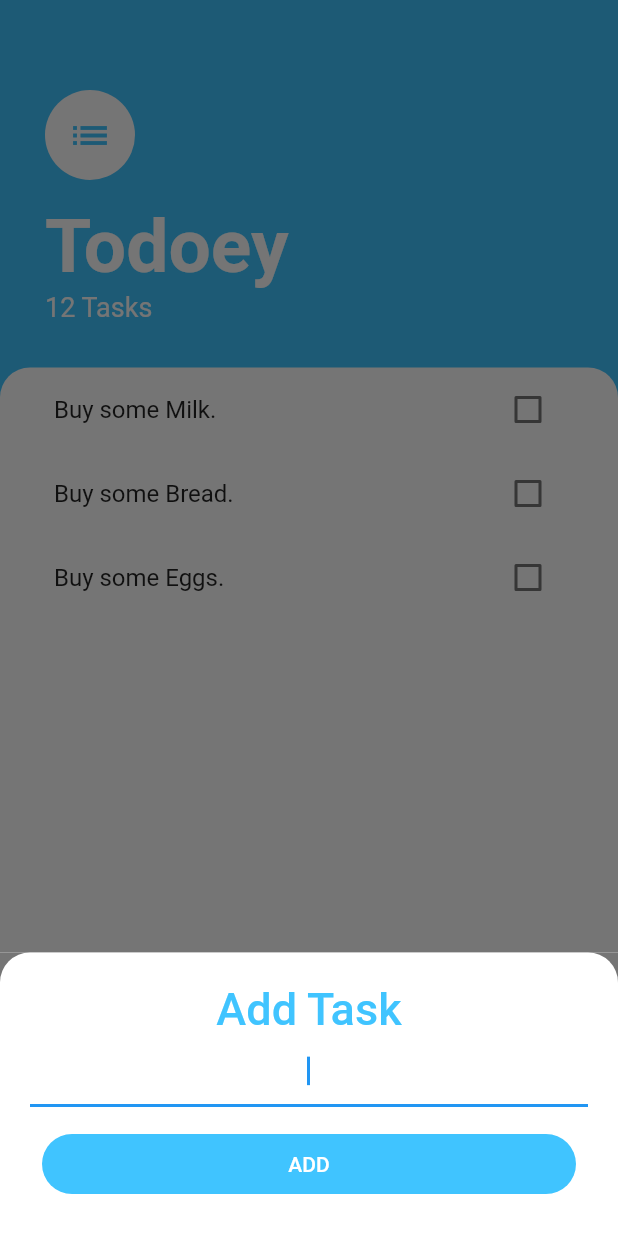
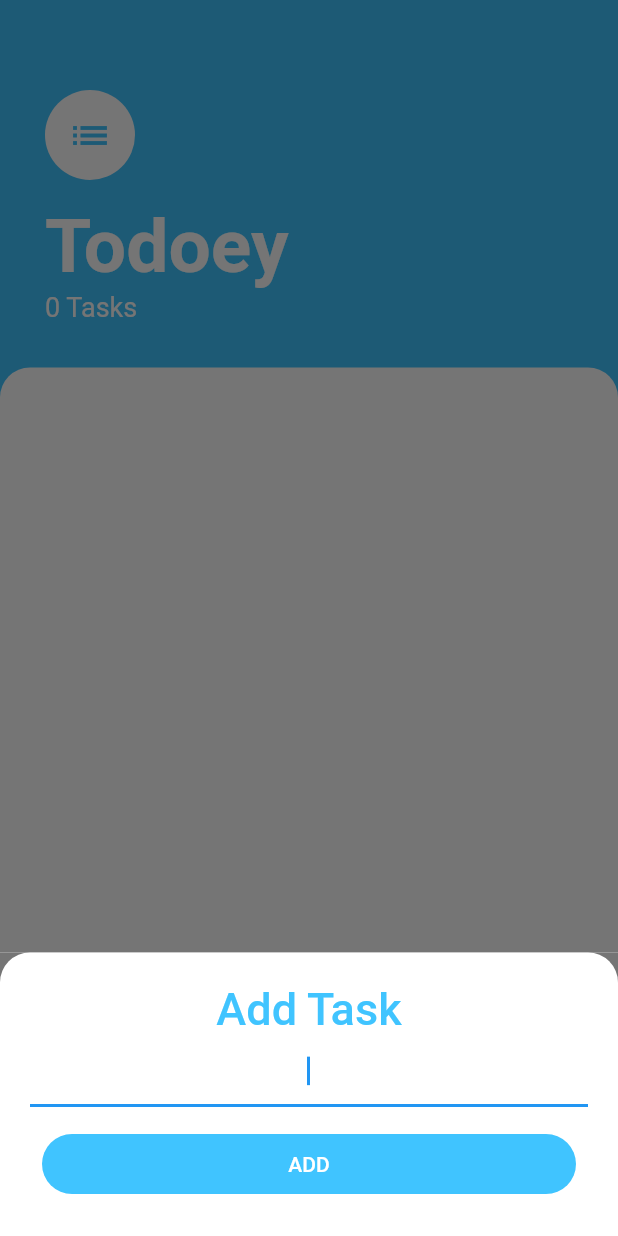
Before and after one commit to Aniketgoyal291/todoeyApp, a Flutter app: the screen it shows after launch, after a tap on the "add" icon, on a phone screen of 412 x 824 dp. Run offline on Flutter 3.47's test engine with Material 2 defaults, Android fonts, the phone set to English and light mode, and no system bars.

Commit message:
lifted the state and added add task functionality

```diff
--- a/lib/screens/add_task_screen.dart
+++ b/lib/screens/add_task_screen.dart
@@ -1,10 +1,15 @@
 import 'package:flutter/material.dart';
+import 'tasks_screen.dart';
 
 class AddTaskScreen extends StatelessWidget {
-  const AddTaskScreen({super.key});
+  final Function addTaskCallback;
+
+  const AddTaskScreen({super.key, required this.addTaskCallback});
 
   @override
   Widget build(BuildContext context) {
+    late String newTaskTitle;
+
     return Container(
       color: const Color(0xff757575),
       child: Container(
@@ -26,12 +31,15 @@ class AddTaskScreen extends StatelessWidget {
                 fontWeight: FontWeight.w500,
               ),
             ),
-            const TextField(
+            TextField(
               autofocus: true, // automatically bring up keyboard
               textAlign: TextAlign.center,
-              style: TextStyle(
+              style: const TextStyle(
                 color: Colors.black,
               ),
+              onChanged: (newValue) {
+                newTaskTitle = newValue;
+              },
             ),
             const SizedBox(height: 10),
             TextButton(
@@ -50,7 +58,10 @@ class AddTaskScreen extends StatelessWidget {
                   ),
                 ),
               ),
-              onPressed: () {},
+              onPressed: () {
+                addTaskCallback(newTaskTitle);
+                Navigator.pop(context);
+              },
             )
           ],
         ),
--- a/lib/screens/tasks_screen.dart
+++ b/lib/screens/tasks_screen.dart
@@ -1,20 +1,18 @@
 import 'package:flutter/material.dart';
 import 'package:todoey_flutter/widgets/tasks_list.dart';
 import 'add_task_screen.dart';
+import 'package:todoey_flutter/models/task.dart';
 
-class TasksScreen extends StatelessWidget {
-  const TasksScreen({super.key});
+class TasksScreen extends StatefulWidget {
+  TasksScreen({super.key});
 
-  // We modified this function to the one down below
-  // Widget buildBottomSheet(BuildContext context) {
-  //   return Container(
-  //     color: const Color(0xff757575),
-  //   );
-  // }
+  List<Task> tasks = [];
 
-  // directly implemented in line 28
-  // Widget buildBottomSheetContainer(context) => const AddTaskScreen();
+  @override
+  State<TasksScreen> createState() => _TasksScreenState();
+}
 
+class _TasksScreenState extends State<TasksScreen> {
   @override
   Widget build(BuildContext context) {
     return Scaffold(
@@ -29,7 +27,11 @@ class TasksScreen extends StatelessWidget {
               child: Container(
                 padding: EdgeInsets.only(
                     bottom: MediaQuery.of(context).viewInsets.bottom),
-                child: const AddTaskScreen(),
+                child: AddTaskScreen(addTaskCallback: (addtasktitle) {
+                  setState(() {
+                    widget.tasks.add(Task(name: addtasktitle));
+                  });
+                }),
               ),
             ),
           );
@@ -67,9 +69,9 @@ class TasksScreen extends StatelessWidget {
                     fontWeight: FontWeight.w700,
                   ),
                 ),
-                const Text(
-                  '12 Tasks',
-                  style: TextStyle(
+                Text(
+                  '${widget.tasks.length} Tasks',
+                  style: const TextStyle(
                     color: Colors.white,
                     fontSize: 18,
                   ),
@@ -87,7 +89,9 @@ class TasksScreen extends StatelessWidget {
                   topLeft: Radius.circular(20),
                 ),
               ),
-              child: TasksList(),
+              child: TasksList(
+                tasks: widget.tasks,
+              ),
             ),
           ),
         ],
--- a/lib/widgets/tasks_list.dart
+++ b/lib/widgets/tasks_list.dart
@@ -3,28 +3,27 @@ import 'task_tile.dart';
 import 'package:todoey_flutter/models/task.dart';
 
 class TasksList extends StatefulWidget {
+  TasksList({required this.tasks});
+
+  final List<Task> tasks;
+
   @override
   State<TasksList> createState() => _TasksListState();
 }
 
 class _TasksListState extends State<TasksList> {
-  List<Task> tasks = [
-    Task(name: 'Buy some Milk.'),
-    Task(name: 'Buy some Bread.'),
-    Task(name: 'Buy some Eggs.'),
-  ];
-
+  // List<Task> tasks = [
   @override
   Widget build(BuildContext context) {
     return ListView.builder(
-      itemCount: tasks.length,
+      itemCount: widget.tasks.length,
       itemBuilder: (context, index) {
         return TaskTile(
-          isChecked: tasks[index].isDone,
-          taskTitle: tasks[index].name,
-          toggleCheckBox: (bool? newValue) {
+          isChecked: widget.tasks[index].isDone,
+          taskTitle: widget.tasks[index].name,
+          toggleCheckBox: (newValue) {
             setState(() {
-              tasks[index].isDone = newValue!;
+              widget.tasks[index].toggleIsDone();
             });
           },
         );
```
